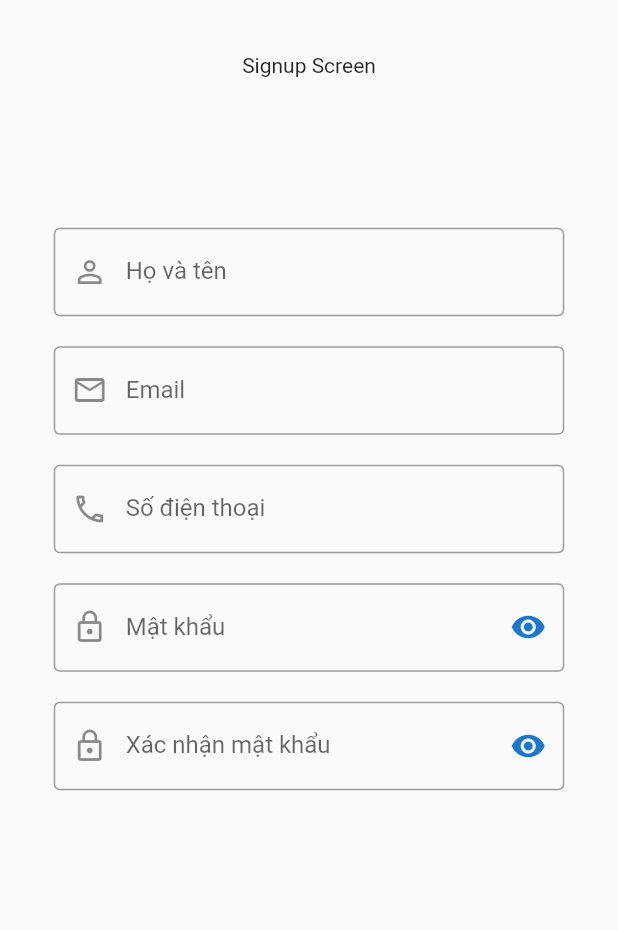
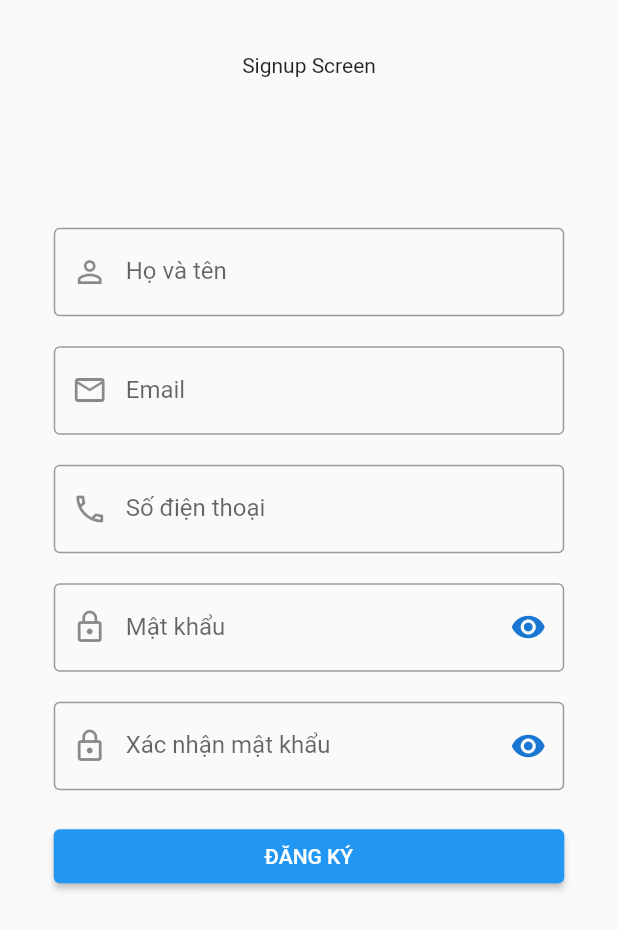
Before and after one commit to tuyenpham2502/tuyenpham2502, a Flutter app: the SignupScreen screen opened directly, on a phone screen of 412 x 824 dp. Shown: the top 930 px of the screen. Run offline on Flutter 3.47's test engine with Material 2 defaults, Android fonts, the phone set to English and light mode, and no system bars; our stand-ins replace firebase_auth, firebase_core, flutter_screenutil, get, google_fonts; accounts and stored records are empty.

Commit message:
build authentication

```diff
--- a/lib/src/comon_widgets/input_password_cus.dart
+++ b/lib/src/comon_widgets/input_password_cus.dart
@@ -2,12 +2,13 @@
 import 'package:flutter/material.dart';
 
 class InputPasswordCus extends StatefulWidget {
-  const InputPasswordCus({super.key, this.hintText, this.labelText, this.border, this.prefixIcon});
+  const InputPasswordCus({super.key, this.hintText, this.labelText, this.border, this.prefixIcon, this.controller});
 
   final String? hintText;
   final String? labelText;
   final OutlineInputBorder? border;
   final Widget? prefixIcon;
+  final TextEditingController? controller;
 
 
 
@@ -21,6 +22,7 @@ class _MyWidgetState extends State<InputPasswordCus> {
   @override
   Widget build(BuildContext context) {
     return TextFormField(
+      controller: widget.controller,
       obscureText: _obscureText,
       decoration: InputDecoration(
         hintText: widget.hintText,
--- a/lib/src/comon_widgets/input_text_cus.dart
+++ b/lib/src/comon_widgets/input_text_cus.dart
@@ -2,16 +2,18 @@
 import 'package:flutter/material.dart';
 
 class InputTextCus extends StatelessWidget {
-  const InputTextCus({super.key, this.hintText, this.labelText, this.border, this.prefixIcon});
+  const InputTextCus({super.key, this.hintText, this.labelText, this.border, this.prefixIcon, this.controller});
 
   final String? hintText;
   final String? labelText;
   final OutlineInputBorder? border;
   final Widget? prefixIcon;
+  final TextEditingController? controller;
 
   @override
   Widget build(BuildContext context) {
     return TextFormField(
+      controller: controller,
       decoration: InputDecoration(
         hintText: hintText,
         prefixIcon: prefixIcon,
--- /dev/null
+++ b/lib/src/features/authentications/controller/signup_controller.dart
@@ -0,0 +1,17 @@
+import 'package:flutter/material.dart';
+import 'package:get/get.dart';
+import 'package:learningflutter/src/respository/authentication-respository/authentication-respository.dart';
+
+class SignUpController extends GetxController {
+  static SignUpController get instance => Get.find();
+
+  final fullName = TextEditingController();
+  final email = TextEditingController();
+  final phoneNumber = TextEditingController();
+  final password = TextEditingController();
+  final confirmPassword = TextEditingController();
+
+  void registerUser(String email, String password) async {
+    AuthenticationRepository.instance.createUserWithEmailAndPassword(email, password);
+  }
+}
--- a/lib/src/features/authentications/screens/signup/signup_form_widget.dart
+++ b/lib/src/features/authentications/screens/signup/signup_form_widget.dart
@@ -1,52 +1,75 @@
 
 import 'package:flutter/material.dart';
+import 'package:get/get.dart';
 import 'package:learningflutter/src/comon_widgets/input_password_cus.dart';
 import 'package:learningflutter/src/comon_widgets/input_text_cus.dart';
 import 'package:learningflutter/src/constants/text_strings.dart';
+import 'package:learningflutter/src/features/authentications/controller/signup_controller.dart';
 
 class SignupForm extends StatelessWidget {
-  const SignupForm({super.key});
+    const SignupForm({super.key});
 
   @override
   Widget build(BuildContext context) {
-    return Form(child: Column(
+    final controller = Get.put(SignUpController());
+    final _formKey = GlobalKey<FormState>();
+
+    return Form(
+      key: _formKey,
+      child: Column(
       crossAxisAlignment: CrossAxisAlignment.start,
-      children: const [
+      children: [
       InputTextCus(
+        controller: controller.fullName,
         prefixIcon: Icon(Icons.person_outline_outlined),
         hintText: fullNameText,
         labelText: fullNameText,
         border: OutlineInputBorder(),
       ),
-      SizedBox(height: 20),
+      const SizedBox(height: 20),
       InputTextCus(
+        controller: controller.email,
         prefixIcon: Icon(Icons.email_outlined),
         hintText: emailText,
         labelText: emailText,
         border: OutlineInputBorder(),
       ),
-      SizedBox(height: 20),
+      const SizedBox(height: 20),
       InputTextCus(
+        controller: controller.phoneNumber,
         prefixIcon: Icon(Icons.phone_outlined),
         hintText: phoneText,
         labelText: phoneText,
         border: OutlineInputBorder(),
       ),
-      SizedBox(height: 20),
+      const SizedBox(height: 20),
       InputPasswordCus(
+        controller: controller.password,
         prefixIcon: Icon(Icons.lock_outline),
         hintText: passwordText,
         labelText: passwordText,
         border: OutlineInputBorder(),
       ),
-      SizedBox(height: 20),
+      const SizedBox(height: 20),
       InputPasswordCus(
+        controller: controller.confirmPassword,
         prefixIcon: Icon(Icons.lock_outline),
         hintText: confirmPasswordText,
         labelText: confirmPasswordText,
         border: OutlineInputBorder(),
       ),
-
+      const SizedBox(height: 20),
+      SizedBox(
+          width: double.infinity,
+          child: ElevatedButton(
+              onPressed: () {
+                if(_formKey.currentState!.validate()) {
+                  SignUpController.instance.registerUser(controller.email.text, controller.password.text);
+                }
+              },
+              child: Text(signUpText.toUpperCase())
+          ),
+        ),
     ]));
   }
 }
--- a/pubspec.yaml
+++ b/pubspec.yaml
@@ -46,10 +46,10 @@ dependencies:
   firebase_core: ^2.7.0
   email_validator: ^2.1.17
   flutter_spinkit: ^5.1.0
-  fluro: ^2.0.5
   google_fonts: ^4.0.3
   liquid_swipe: ^3.0.0
   smooth_page_indicator: ^1.0.1
+  firebase_messaging_platform_interface: ^4.2.16
 
 dev_dependencies:
   flutter_test:
```
Also changed, not shown: lib/main.dart (+5 -4 lines), lib/src/features/authentications/controller/signin_controller.dart (added, +16 -0 lines), lib/src/features/authentications/screens/signin/signin_form_widgets.dart (renamed from lib/src/features/authentications/screens/login/login_form_widget.dart, +9 -1 lines), lib/src/features/authentications/screens/signin/signin_screen.dart (renamed from lib/src/features/authentications/screens/login/login_screen.dart, +8 -6 lines), lib/src/features/core/screens/dashBoard._screen.dart (added, +33 -0 lines), lib/src/respository/authentication-respository/authentication-respository.dart (added, +64 -0 lines), lib/src/respository/authentication-respository/exception/signin_email_password.dart (added, +20 -0 lines), lib/src/respository/authentication-respository/exception/signup_email_password_failure.dart (added, +21 -0 lines), pubspec.lock.
